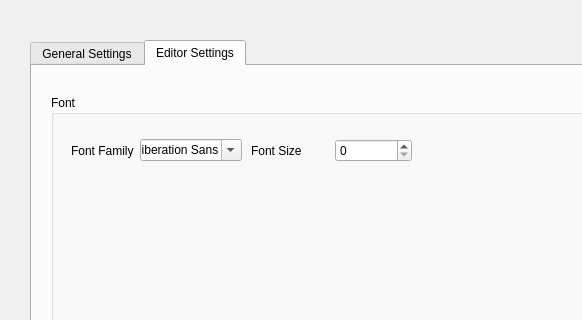
This is src/ui/preferenceswindow.ui in ChungZH/notepanda as Qt 5 draws it before an edit; both pictures show x 0 to 582 and y 0 to 320 of the 721 by 403 pixel window. The edited form follows.
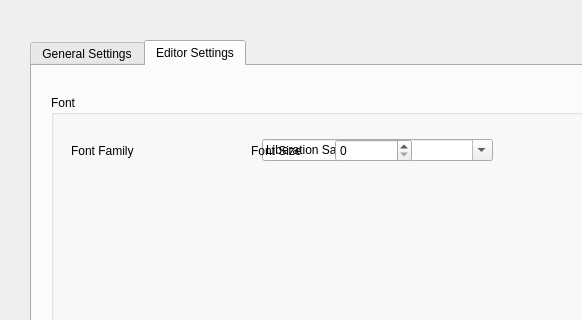
This is the edited form. The open tabs and pages were chosen to show the change.

What changed in the file:
```diff
--- a/src/ui/preferenceswindow.ui
+++ b/src/ui/preferenceswindow.ui
@@ -111,7 +111,7 @@
           <rect>
            <x>20</x>
            <y>30</y>
-           <width>171</width>
+           <width>422</width>
            <height>51</height>
           </rect>
          </property>
```
